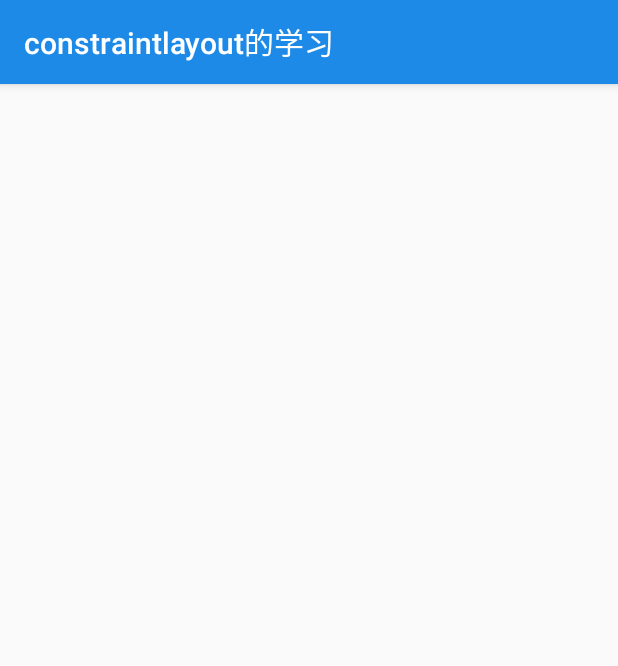
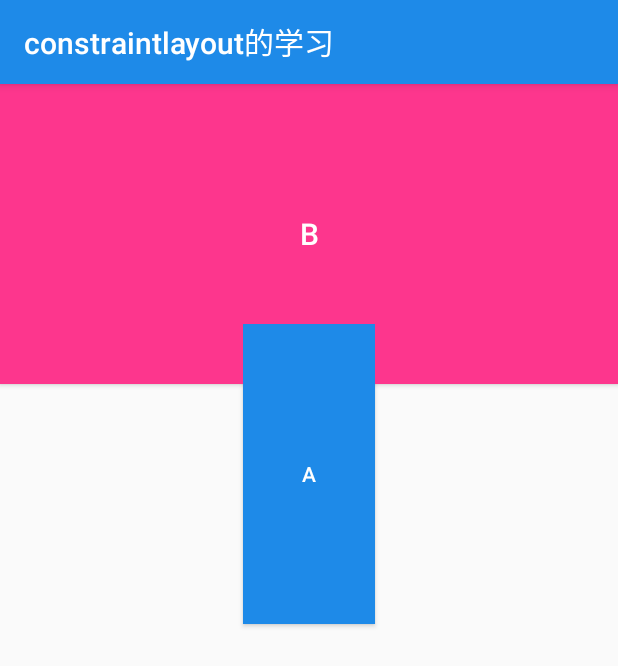
Before and after one commit to love-bk/MaterialDesign_V7, an Android app: the ConstraintlayoutActivity screen opened directly, with no data from a screen before it, on a phone screen of 412 x 824 dp. Shown: the top 666 px of the screen. Run offline under Robolectric (Android 15) with nearby library versions, the phone set to English and light mode, and no system bars.

Commit message:
ConstraintLayout的学习

```diff
--- a/app/build.gradle
+++ b/app/build.gradle
@@ -17,6 +17,11 @@ android {
             proguardFiles getDefaultProguardFile('proguard-android.txt'), 'proguard-rules.pro'
         }
     }
+    repositories {
+        maven {
+            url "https://maven.google.com"
+        }
+    }
 }
 
 dependencies {
@@ -27,7 +32,7 @@ dependencies {
     compile 'com.android.support:appcompat-v7:25.0.1'
     compile 'com.jakewharton:butterknife:8.4.0'
     compile 'com.android.support:support-v4:25.0.1'
-    compile 'com.android.support.constraint:constraint-layout:1.0.0-alpha8'
+    compile 'com.android.support.constraint:constraint-layout:1.1.0-beta3'
     compile 'com.android.support:design:25.1.1'
     compile 'com.android.support:cardview-v7:26.0.0-alpha1'
     testCompile 'junit:junit:4.12'
--- a/app/src/main/res/layout/activity_constraintlayout.xml
+++ b/app/src/main/res/layout/activity_constraintlayout.xml
@@ -1,14 +1,39 @@
 <?xml version="1.0" encoding="utf-8"?>
-<RelativeLayout
+<android.support.constraint.ConstraintLayout
     xmlns:android="http://schemas.android.com/apk/res/android"
     xmlns:tools="http://schemas.android.com/tools"
-    android:id="@+id/activity_constraintlayout"
     android:layout_width="match_parent"
     android:layout_height="match_parent"
-    android:paddingBottom="@dimen/activity_vertical_margin"
-    android:paddingLeft="@dimen/activity_horizontal_margin"
-    android:paddingRight="@dimen/activity_horizontal_margin"
-    android:paddingTop="@dimen/activity_vertical_margin"
-    tools:context="com.gjj.gd.materialdesign_v7.constraintlayout.ConstraintlayoutActivity">
+    xmlns:app="http://schemas.android.com/apk/res-auto"
 
-</RelativeLayout>
+    >
+    <Button
+        android:id="@+id/btn_a"
+        android:layout_width="0dp"
+        android:layout_height="200dp"
+        android:text="B"
+        android:textSize="20sp"
+        android:textColor="@color/white"
+        app:layout_constraintLeft_toLeftOf="parent"
+        app:layout_constraintRight_toRightOf="parent"
+        android:background="#fd368d"
+        tools:layout_editor_absoluteY="0dp"/>
+    <View
+        android:id="@+id/view"
+        android:layout_height="0dp"
+        android:layout_width="0dp"
+        app:layout_constraintBottom_toBottomOf="@id/btn_a"
+        app:layout_constraintLeft_toLeftOf="parent"
+        app:layout_constraintRight_toRightOf="parent"
+        android:layout_marginBottom="40dp"/>
+    <Button
+        android:text="A"
+        android:layout_height="200dp"
+        android:layout_width="wrap_content"
+        android:textColor="@color/white"
+        app:layout_constraintLeft_toLeftOf="parent"
+        app:layout_constraintRight_toRightOf="parent"
+        android:background="@color/colorPrimary"
+        app:layout_constraintTop_toBottomOf="@id/view"/>
+
+</android.support.constraint.ConstraintLayout>
--- a/app/src/main/res/values/styles.xml
+++ b/app/src/main/res/values/styles.xml
@@ -99,6 +99,16 @@
         <item name="android:gravity">center</item>
         <item name="android:clickable">true</item>
     </style>
+    <style name="Constraint_style">
+        <item name="android:layout_width">wrap_content</item>
+        <item name="android:layout_height">wrap_content</item>
+        <item name="android:background">@drawable/button_selector</item>
+        <item name="android:textColor">@android:color/white</item>
+        <item name="android:textSize">16sp</item>
+        <item name="android:padding">8dp</item>
+        <item name="android:textAllCaps">false</item>
+    </style>
+
 
 
     <style name="TextOverCount" parent="Base.TextAppearance.AppCompat.Light.Widget.PopupMenu.Small">
```
Also changed, not shown: app/src/main/res/mipmap-xhdpi/test.jpg (added).
